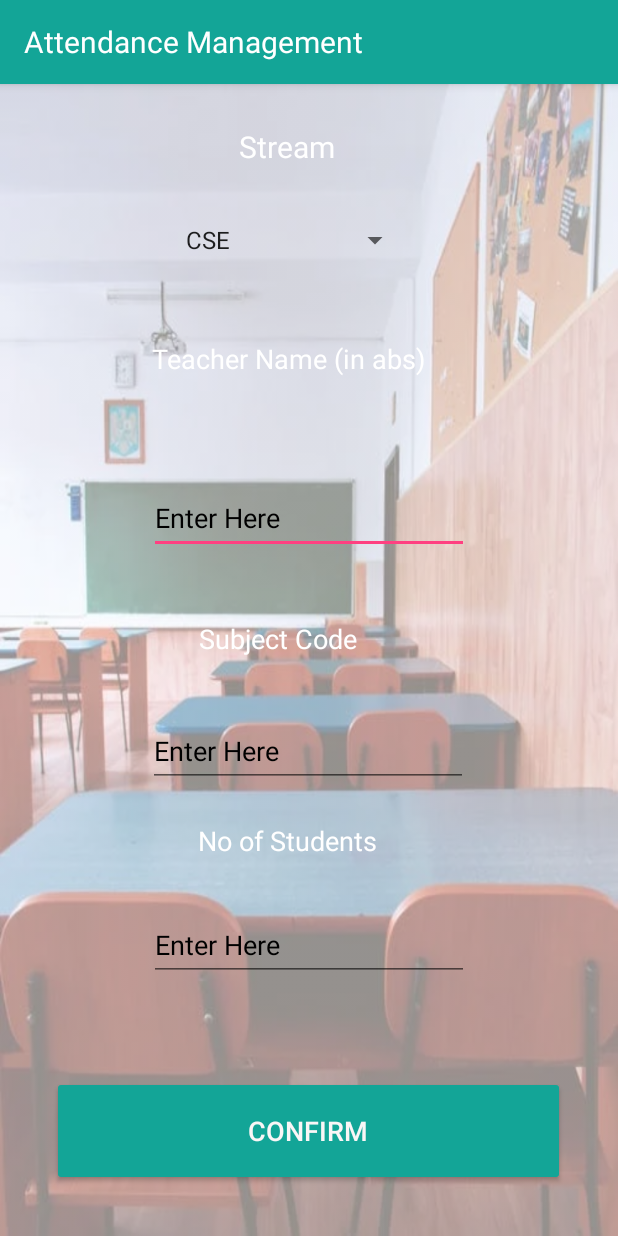
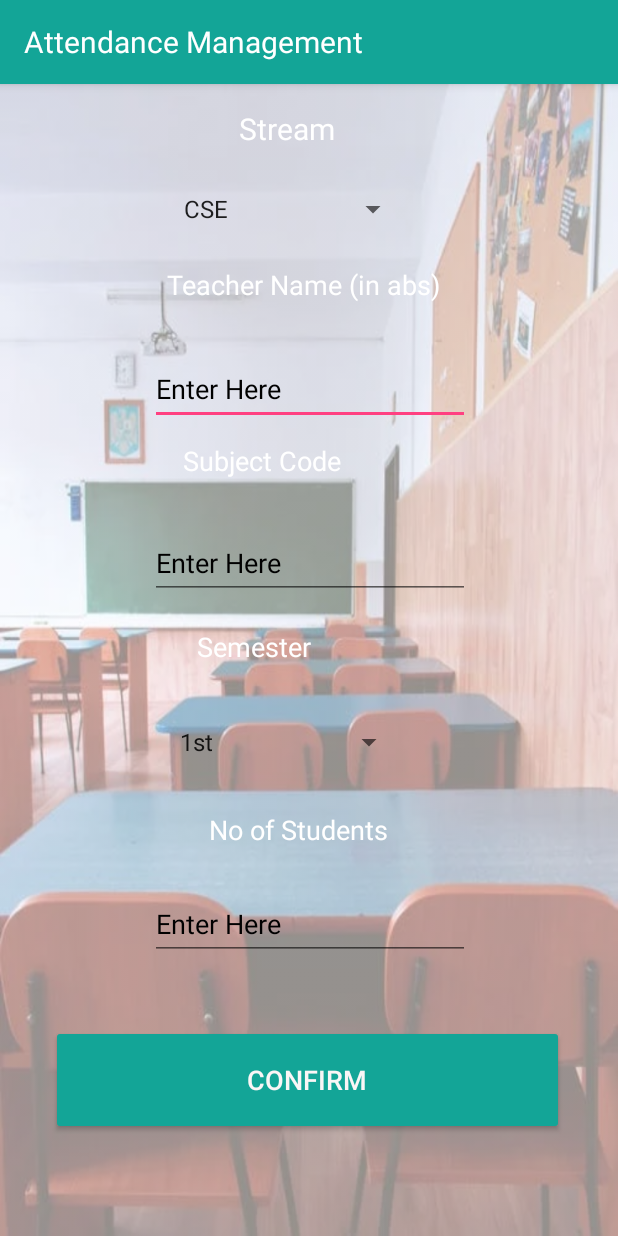
Before and after one commit to Kaushik-Paul/Attendance-Management-System, an Android app: the screen it shows after launch (SecondActivity), on a phone screen of 412 x 824 dp. Run offline under Robolectric (Android 15) with nearby library versions, the phone set to English and light mode, and no system bars.

Commit message:
Add Semester to App

```diff
--- a/app/src/main/java/com/example/milestone2/SecondActivity.java
+++ b/app/src/main/java/com/example/milestone2/SecondActivity.java
@@ -15,6 +15,7 @@ import android.os.Bundle;
 public class SecondActivity extends AppCompatActivity {
 
     static String stream;
+    static String semester;
 
     EditText teacherName;
     EditText subjectCode;
@@ -40,6 +41,7 @@ public class SecondActivity extends AppCompatActivity {
                         intent.putExtra("teacherName", teacherName.getText().toString());
                         intent.putExtra("subjectCode", subjectCode.getText().toString().trim());
                         intent.putExtra("noOfStudents", Integer.parseInt(noOfStudents.getText().toString()));
+                        intent.putExtra("semester", semester);
 
                         startActivity(intent);
 
@@ -54,16 +56,34 @@ public class SecondActivity extends AppCompatActivity {
     protected void onCreate(Bundle savedInstanceState) {
         super.onCreate(savedInstanceState);
         setContentView(R.layout.activity_second);
-        Spinner spinner = findViewById(R.id.spinner);
-        ArrayAdapter<CharSequence> adapter = ArrayAdapter.createFromResource(this, R.array.stream, android.R.layout.simple_spinner_item);
-        adapter.setDropDownViewResource(android.R.layout.simple_spinner_dropdown_item);
-        spinner.setAdapter(adapter);
+        Spinner spinnerStream = findViewById(R.id.spinner);
+        ArrayAdapter<CharSequence> adapterStream = ArrayAdapter.createFromResource(this, R.array.stream, android.R.layout.simple_spinner_item);
+        adapterStream.setDropDownViewResource(android.R.layout.simple_spinner_dropdown_item);
+        spinnerStream.setAdapter(adapterStream);
 
-        spinner.setOnItemSelectedListener(new AdapterView.OnItemSelectedListener() {
+        spinnerStream.setOnItemSelectedListener(new AdapterView.OnItemSelectedListener() {
             @Override
             public void onItemSelected(AdapterView<?> adapterView, View view, int i, long l) {
                 stream = adapterView.getItemAtPosition(i).toString();
-                Log.i("Item Selected: ", stream);
+                Log.i("Stream Selected: ", stream);
+            }
+
+            @Override
+            public void onNothingSelected(AdapterView<?> adapterView) {
+
+            }
+        });
+
+        Spinner spinnerSemester = findViewById(R.id.spinnerSem);
+        ArrayAdapter<CharSequence> adapterSem = ArrayAdapter.createFromResource(this, R.array.semester, android.R.layout.simple_spinner_item);
+        adapterSem.setDropDownViewResource(android.R.layout.simple_spinner_dropdown_item);
+        spinnerSemester.setAdapter(adapterSem);
+
+        spinnerSemester.setOnItemSelectedListener(new AdapterView.OnItemSelectedListener() {
+            @Override
+            public void onItemSelected(AdapterView<?> adapterView, View view, int i, long l) {
+                semester = adapterView.getItemAtPosition(i).toString();
+                Log.i("Semester Selected: ", semester);
             }
 
             @Override
--- a/app/src/main/java/com/example/milestone2/ThirdActivity.java
+++ b/app/src/main/java/com/example/milestone2/ThirdActivity.java
@@ -33,6 +33,7 @@ public class ThirdActivity extends AppCompatActivity {
     static String teacherName;
     static String subjectCode;
     static int noOfStudents;
+    static String semester;
     // Get formatted date and time
     LocalDateTime myDateObj = LocalDateTime.now();
     DateTimeFormatter myFormattedDate = DateTimeFormatter.ofPattern("dd-MM-yyyy");
@@ -52,6 +53,7 @@ public class ThirdActivity extends AppCompatActivity {
         save.append(teacherName).append(",");
         save.append(stream).append(",");
         save.append(subjectCode).append(",");
+        save.append(semester).append(",");
         save.append(noOfStudents).append(",");
 
         // get the attendance
@@ -147,10 +149,12 @@ public class ThirdActivity extends AppCompatActivity {
         teacherName = getIntent().getExtras().getString("teacherName");
         subjectCode = getIntent().getExtras().getString("subjectCode");
         noOfStudents = getIntent().getExtras().getInt("noOfStudents");
+        semester = getIntent().getExtras().getString("semester");
 
 
         String information = "Teacher Name: " + teacherName + "\n\r" + "Stream: " + stream + "\n\r" + "Subject Code: " +
-                subjectCode + "\n\r" + "No of Students: " + noOfStudents + "\n\r" + "Date: " + formattedDate + "\n\r"
+                subjectCode + "\n\r" + "Semester: " + semester + "\n\r" + "No of Students: "
+                + noOfStudents + "\n\r" + "Date: " + formattedDate + "\n\r"
                 + "Time: " + formattedTimeWithoutSeconds;
         informationTextView.setText(information);
 
--- a/app/src/main/res/layout/activity_second.xml
+++ b/app/src/main/res/layout/activity_second.xml
@@ -14,11 +14,10 @@
             android:layout_width="158dp"
             android:layout_height="49dp" android:id="@+id/spinner"
             android:textColor="@color/white"
-            app:layout_constraintStart_toStartOf="parent"
-            android:layout_marginStart="115dp" android:layout_marginTop="20dp"
-            app:layout_constraintTop_toBottomOf="@+id/textView" android:layout_marginEnd="138dp"
-            app:layout_constraintEnd_toEndOf="parent"
-            app:layout_constraintHorizontal_bias="1.0" tools:ignore="SpeakableTextPresentCheck"/>
+            tools:ignore="SpeakableTextPresentCheck"
+            android:layout_marginTop="11dp"
+            app:layout_constraintTop_toBottomOf="@+id/textView" android:layout_marginEnd="139dp"
+            app:layout_constraintEnd_toEndOf="parent"/>
     <TextView
             android:text="   Stream"
             android:layout_width="99dp"
@@ -26,22 +25,17 @@
             android:layout_height="31dp" android:id="@+id/textView"
             android:textSize="20sp"
             app:layout_constraintTop_toTopOf="parent"
-            android:layout_marginTop="28dp" app:layout_constraintStart_toStartOf="parent"
-            android:layout_marginStart="145dp" android:layout_marginEnd="167dp"
-            app:layout_constraintEnd_toEndOf="parent" android:layout_marginBottom="14dp"
-            app:layout_constraintBottom_toTopOf="@+id/spinner"/>
+            android:layout_marginTop="16dp" app:layout_constraintStart_toStartOf="parent"
+            android:layout_marginStart="145dp"/>
     <TextView
             android:text="Teacher Name (in abs)"
             android:textColor="@color/white"
             android:layout_width="188dp"
             android:layout_height="44dp" android:id="@+id/textView2"
             android:textSize="18sp"
-            android:layout_marginTop="24dp"
+            android:layout_marginTop="13dp"
             app:layout_constraintTop_toBottomOf="@+id/spinner" app:layout_constraintStart_toStartOf="parent"
-            android:layout_marginStart="101dp" android:layout_marginEnd="122dp"
-            app:layout_constraintEnd_toEndOf="parent"
-            app:layout_constraintHorizontal_bias="0.0" android:layout_marginBottom="33dp"
-            app:layout_constraintBottom_toTopOf="@+id/teacherNameEditText"/>
+            android:layout_marginStart="111dp"/>
     <EditText
             android:layout_width="wrap_content"
             android:layout_height="wrap_content"
@@ -50,20 +44,19 @@
             android:id="@+id/teacherNameEditText"
             android:hint="Enter Here"
             android:textColorHint="@color/black"
-            android:layout_marginEnd="101dp"
-            app:layout_constraintEnd_toEndOf="parent" android:layout_marginBottom="44dp"
-            app:layout_constraintBottom_toTopOf="@+id/textView3"
-            app:layout_constraintStart_toStartOf="parent"
-            android:layout_marginStart="101dp" android:minHeight="48dp"/>
+            android:minHeight="48dp" android:layout_marginTop="14dp"
+            app:layout_constraintTop_toBottomOf="@+id/textView2" app:layout_constraintStart_toStartOf="parent"
+            android:layout_marginStart="100dp"/>
     <TextView
             android:text="Subject Code"
             android:textColor="@color/white"
             android:layout_width="131dp"
             android:layout_height="43dp" android:id="@+id/textView3"
             android:textSize="18sp"
-            android:layout_marginEnd="148dp"
-            app:layout_constraintEnd_toEndOf="parent" android:layout_marginBottom="20dp"
-            app:layout_constraintBottom_toTopOf="@+id/subjectCodeEditText"/>
+            app:layout_constraintStart_toStartOf="parent"
+            android:layout_marginStart="122dp" android:layout_marginTop="11dp"
+            app:layout_constraintTop_toBottomOf="@+id/teacherNameEditText"/>
+
     <EditText
             android:layout_width="wrap_content"
             android:layout_height="wrap_content"
@@ -72,18 +65,35 @@
             android:id="@+id/subjectCodeEditText"
             android:hint="Enter Here"
             android:textColorHint="@color/black"
-            android:minHeight="48dp" android:layout_marginTop="20dp"
-            app:layout_constraintTop_toBottomOf="@+id/textView3" android:layout_marginEnd="100dp"
-            app:layout_constraintEnd_toEndOf="parent"/>
+            android:minHeight="48dp"
+            app:layout_constraintStart_toStartOf="parent"
+            android:layout_marginStart="100dp" android:layout_marginTop="13dp"
+            app:layout_constraintTop_toBottomOf="@+id/textView3"/>
+    <TextView
+            android:text="Semester"
+            android:textColor="@color/white"
+            android:textSize="18sp"
+            android:layout_width="86dp"
+            android:layout_height="31dp" android:id="@+id/textView5"
+            app:layout_constraintStart_toStartOf="parent" android:layout_marginStart="131dp"
+            android:layout_marginTop="19dp" app:layout_constraintTop_toBottomOf="@+id/subjectCodeEditText"/>
+    <Spinner
+            android:layout_width="158dp"
+            android:layout_height="49dp" android:id="@+id/spinnerSem"
+            android:textColor="@color/white"
+            tools:ignore="SpeakableTextPresentCheck"
+            app:layout_constraintStart_toStartOf="parent"
+            android:layout_marginStart="112dp" android:layout_marginTop="20dp"
+            app:layout_constraintTop_toBottomOf="@+id/textView5"/>
     <TextView
             android:text="No of Students"
             android:textColor="@color/white"
             android:layout_width="132dp"
             android:layout_height="32dp" android:id="@+id/textView4"
             android:textSize="18sp"
-            android:layout_marginTop="23dp"
-            app:layout_constraintTop_toBottomOf="@+id/subjectCodeEditText" android:layout_marginEnd="148dp"
-            app:layout_constraintEnd_toEndOf="parent"/>
+            app:layout_constraintStart_toStartOf="parent"
+            android:layout_marginStart="139dp" android:layout_marginTop="21dp"
+            app:layout_constraintTop_toBottomOf="@+id/spinnerSem"/>
     <EditText
             android:layout_width="wrap_content"
             android:layout_height="wrap_content"
@@ -92,10 +102,10 @@
             android:id="@+id/noOfStudentsEditText"
             android:hint="Enter Here"
             android:textColorHint="@color/black"
-            android:layout_marginEnd="101dp"
-            app:layout_constraintEnd_toEndOf="parent"
-            android:layout_marginTop="26dp" app:layout_constraintTop_toBottomOf="@+id/textView4"
-            app:layout_constraintStart_toStartOf="parent" android:layout_marginStart="101dp" android:minHeight="48dp"/>
+            android:minHeight="48dp"
+            app:layout_constraintStart_toStartOf="parent"
+            android:layout_marginStart="100dp" android:layout_marginTop="19dp"
+            app:layout_constraintTop_toBottomOf="@+id/textView4"/>
     <Button
             android:text="Confirm"
             android:layout_width="342dp"
@@ -103,10 +113,8 @@
             android:textSize="18sp" android:textColor="#FAF6F6"
             android:backgroundTint="#13A597"
             android:onClick="formSubmit"
-            android:layout_marginTop="63dp"
-            app:layout_constraintTop_toBottomOf="@+id/noOfStudentsEditText"
-            app:layout_constraintStart_toStartOf="parent" android:layout_marginStart="34dp"
-            app:layout_constraintBottom_toBottomOf="parent" android:layout_marginBottom="33dp"
-            android:layout_marginEnd="35dp" app:layout_constraintEnd_toEndOf="parent"/>
+            app:layout_constraintStart_toStartOf="parent"
+            android:layout_marginStart="34dp" android:layout_marginTop="43dp"
+            app:layout_constraintTop_toBottomOf="@+id/noOfStudentsEditText"/>
 
 </androidx.constraintlayout.widget.ConstraintLayout>
--- a/app/src/main/res/values/strings.xml
+++ b/app/src/main/res/values/strings.xml
@@ -8,5 +8,16 @@
 
     </string-array>
 
+    <string-array name="semester">
+        <item>1st</item>
+        <item>2nd</item>
+        <item>3rd</item>
+        <item>4th</item>
+        <item>5th</item>
+        <item>6th</item>
+        <item>7th</item>
+        <item>8th</item>
+    </string-array>
+
     <string name="done">done</string>
 </resources>
```
